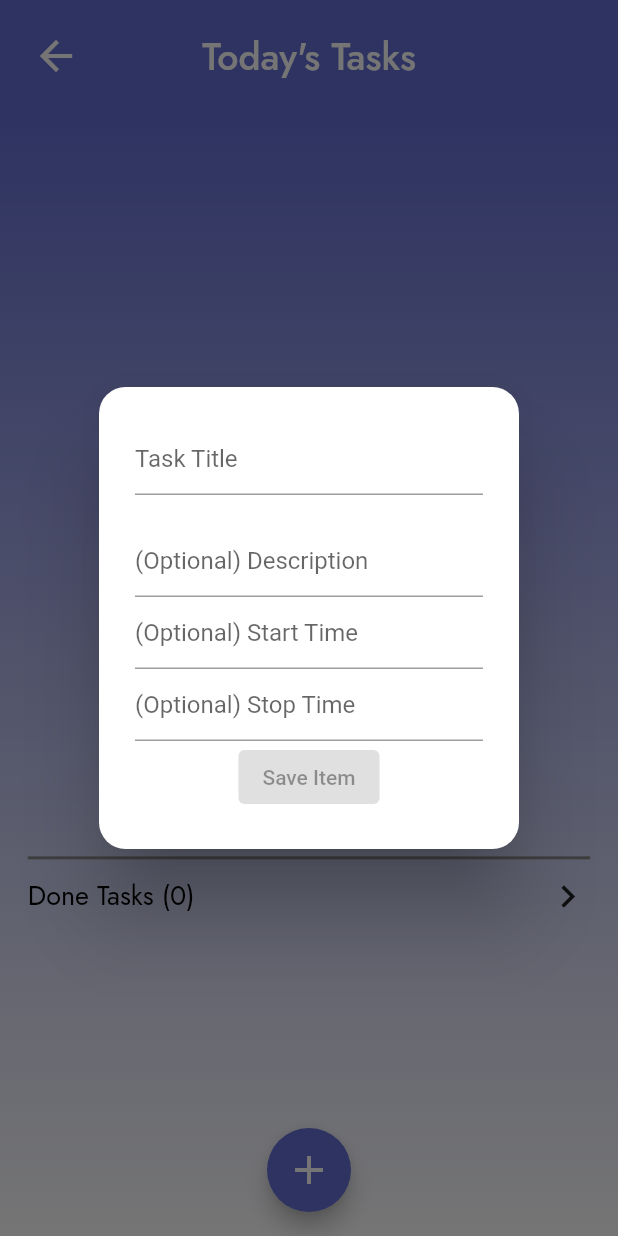
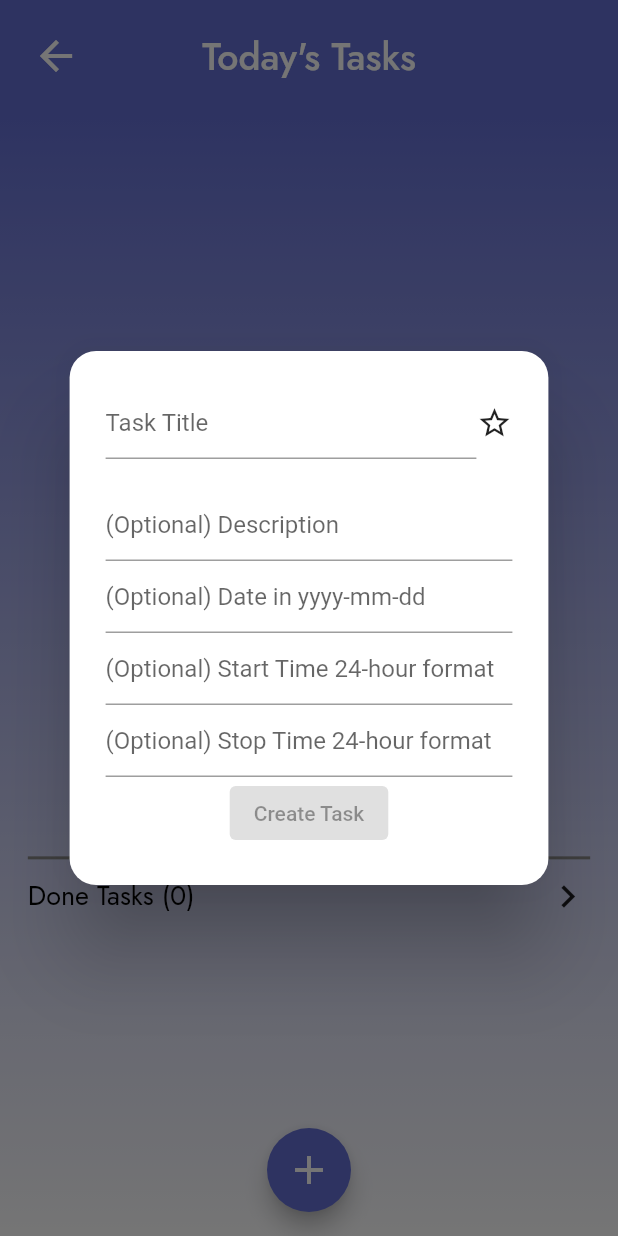
Before and after one commit to Emperor-One/Task_Management, a Flutter app: the TodaysTasks screen opened by its route, after a tap on the "add" icon, on a phone screen of 412 x 824 dp. Run offline on Flutter 3.47's test engine with Material 2 defaults, Android fonts, the phone set to English and light mode, and no system bars; our stand-ins replace bloc, equatable, flutter_bloc, flutter_local_notifications, go_router, sqflite and 1 more; accounts and stored records are empty.

Commit message:
notification, set tasks important

```diff
--- a/lib/bloc/task_event.dart
+++ b/lib/bloc/task_event.dart
@@ -24,10 +24,11 @@ class CreateTask extends TaskEvent {
 
 class UpdateTask extends TaskEvent {
   final Task task;
-  const UpdateTask({required this.task});
+  final bool isTimeUpdated;
+  const UpdateTask({required this.task, required this.isTimeUpdated});
 
   @override
-  List<Object> get props => [task];
+  List<Object> get props => [task, isTimeUpdated];
 }
 
 class DeleteTask extends TaskEvent {
--- a/lib/bloc/task_state.dart
+++ b/lib/bloc/task_state.dart
@@ -7,7 +7,17 @@ abstract class TaskState extends Equatable {
   List<Object> get props => [];
 }
 
-class TaskInitial extends TaskState {}
+class TaskInitial extends TaskState {
+  final NotificationService notificationService = NotificationService();
+
+  TaskInitial() {
+    initNot();
+  }
+
+  void initNot() async {
+    await notificationService.initNotification();
+  }
+}
 
 class TaskLoading extends TaskState {}
 
--- a/lib/data_providers/local_task_data_provider.dart
+++ b/lib/data_providers/local_task_data_provider.dart
@@ -13,8 +13,7 @@ class LocalTaskDataProvider {
       stopTime TEXT DEFAULT "",
       isDone INTEGER DEFAULT 0,
       isImportant INTEGER,
-      category TEXT DEFAULT "",
-      date TEXT
+      category TEXT DEFAULT ""
     )""");
 
     await database.execute("""CREATE TABLE IF NOT EXISTS subTasks(
--- a/lib/main.dart
+++ b/lib/main.dart
@@ -1,33 +1,44 @@
 import 'package:flutter/material.dart';
 import 'package:go_router/go_router.dart';
 import 'package:flutter_bloc/flutter_bloc.dart';
-import 'package:task_management/screens/home_screen.dart';
 
 import 'bloc/task_bloc.dart';
 import 'data_providers/local_task_data_provider.dart';
 import 'repositories/local_task_reposiotry.dart';
 import 'screens/todays_tasks.dart';
+import 'screens/home_screen.dart';
 import 'screens/widgets.dart';
 
 void main() {
   final LocalTaskRepository localTaskRepository =
       LocalTaskRepository(LocalTaskDataProvider());
+
   runApp(App(localTaskRepository: localTaskRepository));
 }
 
-class App extends StatelessWidget {
+class App extends StatefulWidget {
   final LocalTaskRepository localTaskRepository;
   const App({required this.localTaskRepository, super.key});
 
   @override
+  State<App> createState() => _AppState();
+}
+
+class _AppState extends State<App> {
+  @override
+  void initState() {
+    super.initState();
+  }
+
+  @override
   Widget build(BuildContext context) {
     return RepositoryProvider.value(
-      value: localTaskRepository,
+      value: widget.localTaskRepository,
       child: MultiBlocProvider(
         providers: [
           BlocProvider<TaskBloc>(
               create: (context) =>
-                  TaskBloc(localTaskRepository: localTaskRepository)
+                  TaskBloc(localTaskRepository: widget.localTaskRepository)
                     ..add(const TaskLoad()))
         ],
         child: MaterialApp.router(
--- a/lib/screens/widgets.dart
+++ b/lib/screens/widgets.dart
@@ -1,6 +1,5 @@
 import 'package:flutter/material.dart';
 import 'package:flutter_bloc/flutter_bloc.dart';
-import 'package:animated_splash_screen/animated_splash_screen.dart';
 import 'package:task_management/screens/home_screen.dart';
 
 import '../bloc/task_bloc.dart';
@@ -13,8 +12,10 @@ const Color secondaryTextColor = Color(0xFF888888);
 
 class ToDoWidget extends StatelessWidget {
   final Task task;
+  final double containerWidth;
 
-  const ToDoWidget({required this.task, super.key});
+  const ToDoWidget(
+      {required this.task, required this.containerWidth, super.key});
 
   @override
   Widget build(BuildContext context) {
@@ -34,50 +35,48 @@ class ToDoWidget extends StatelessWidget {
           children: [
             Padding(
               padding: const EdgeInsets.only(left: 18.0),
+              child: SizedBox(
+                width: containerWidth * 0.16,
                 child: Column(
                   mainAxisAlignment: MainAxisAlignment.center,
                   children: [
-                  // Text(
-                  //   "01/11/2023",
-                  //   style: Theme.of(context).textTheme.bodySmall,
-                  // ),
+                    Flexible(
+                      child: Text(
+                        Task.dateString(task.startTime),
+                        style: Theme.of(context).textTheme.bodySmall,
+                      ),
+                    ),
                     Text(
-                    task.startTime ?? "",
+                      Task.timeString(task.startTime),
                       style: Theme.of(context).textTheme.bodySmall,
                     ),
                     Text(
-                    task.stopTime ?? "",
+                      Task.timeString(task.stopTime),
                       style: Theme.of(context).textTheme.bodySmall,
                     ),
                   ],
                 ),
               ),
-            Builder(builder: (context) {
-              return Checkbox(
+            ),
+            Checkbox(
               value: task.isDone,
               onChanged: (value) {
                 task.isDone = !task.isDone;
                 if (task.isDone) {
+                  ScaffoldMessenger.of(context).clearSnackBars();
                   ScaffoldMessenger.of(context).showSnackBar(
-                      SnackBar(
+                    const SnackBar(
                       content: Text("Task marked done!"),
                       duration: Duration(seconds: 10),
-                        action: SnackBarAction(
-                          label: "Undo?",
-                          onPressed: () {
-                            context
-                                .read<TaskBloc>()
-                                .add(UpdateTask(task: task));
-                          },
-                        ),
                     ),
                   );
                 }
-                  context.read<TaskBloc>().add(UpdateTask(task: task));
+                context
+                    .read<TaskBloc>()
+                    .add(UpdateTask(task: task, isTimeUpdated: false));
               },
               shape: const CircleBorder(),
-              );
-            }),
+            ),
             SizedBox(
               width: 150,
               child: Column(
@@ -212,7 +211,7 @@ class ToDoList extends StatelessWidget {
                 onDismissed: (direction) {
                   context.read<TaskBloc>().add(DeleteTask(task: tasks[index]));
                 },
-                child: ToDoWidget(task: tasks[index]));
+                child: ToDoWidget(task: tasks[index], containerWidth: width));
           },
         ),
       ),
@@ -232,7 +231,9 @@ class _CreateTasksDialogState extends State<CreateTasksDialog> {
   final notes = TextEditingController();
   final startTime = TextEditingController();
   final stopTime = TextEditingController();
+  final date = TextEditingController();
   bool isTitleValid = false;
+  bool isImportantPressed = false;
 
   @override
   void dispose() {
@@ -245,8 +246,13 @@ class _CreateTasksDialogState extends State<CreateTasksDialog> {
 
   @override
   Widget build(BuildContext context) {
+    double dialogWidth = MediaQuery.of(context).size.width;
     return AlertDialog(
-      title: TextField(
+      title: Row(
+        children: [
+          SizedBox(
+            width: dialogWidth * 0.6,
+            child: TextField(
               controller: title,
               decoration: const InputDecoration(hintText: "Task Title"),
               onChanged: (value) {
@@ -254,6 +260,21 @@ class _CreateTasksDialogState extends State<CreateTasksDialog> {
                   isTitleValid = value.isNotEmpty;
                 });
               },
+            ),
+          ),
+          InkWell(
+              onTap: () {
+                setState(() {
+                  isImportantPressed = !isImportantPressed;
+                });
+              },
+              child: (isImportantPressed)
+                  ? Icon(
+                      Icons.star_outlined,
+                      color: Colors.amber,
+                    )
+                  : Icon(Icons.star_border))
+        ],
       ),
       shape: RoundedRectangleBorder(
         borderRadius: BorderRadius.circular(17.7),
@@ -267,30 +288,41 @@ class _CreateTasksDialogState extends State<CreateTasksDialog> {
                 const InputDecoration(hintText: "(Optional) Description"),
           ),
           TextField(
+            controller: date,
+            decoration: const InputDecoration(
+                hintText: "(Optional) Date in yyyy-mm-dd"),
+          ),
+          TextField(
             controller: startTime,
-            decoration:
-                const InputDecoration(hintText: "(Optional) Start Time"),
+            decoration: const InputDecoration(
+                hintText: "(Optional) Start Time 24-hour format"),
           ),
           TextField(
             controller: stopTime,
-            decoration: const InputDecoration(hintText: "(Optional) Stop Time"),
+            decoration: const InputDecoration(
+                hintText: "(Optional) Stop Time 24-hour format"),
           ),
           ElevatedButton(
               onPressed: (isTitleValid)
                   ? () {
+                      DateTime? startTimeDateTime =
+                          Task.toDateTime(startTime.text, date.text);
+                      DateTime? stopTimeDateTime =
+                          Task.toDateTime(stopTime.text, date.text);
                       Task newTask = Task(
                         title: title.text,
                         notes: notes.text,
-                          startTime: startTime.text,
-                          stopTime: stopTime.text,
+                        startTime: startTimeDateTime,
+                        stopTime: stopTimeDateTime,
                         isDone: false,
-                          isImportant: false,
-                          category: "Optional Category");
+                        isImportant: isImportantPressed,
+                        category: "Optional Category",
+                      );
                       context.read<TaskBloc>().add(CreateTask(task: newTask));
                       Navigator.pop(context);
                     }
                   : null,
-              child: const Text("Save Item"))
+              child: const Text("Create Task"))
         ],
       )),
     );
@@ -324,6 +356,12 @@ ThemeData appTheme = ThemeData(
       fontSize: 20,
       color: primaryTextColor,
     ),
+    labelSmall: TextStyle(
+        fontFamily: "Signika",
+        fontWeight: FontWeight.w300,
+        fontSize: 8,
+        color: secondaryTextColor,
+        overflow: TextOverflow.ellipsis),
     labelMedium: TextStyle(
       fontFamily: "Jost",
       fontSize: 18,
--- /dev/null
+++ b/lib/services/notification_service.dart
@@ -0,0 +1,47 @@
+import 'package:flutter_local_notifications/flutter_local_notifications.dart';
+import 'package:timezone/data/latest_all.dart' as tz;
+import 'package:timezone/timezone.dart' as tz;
+
+import '../models/models.dart';
+
+class NotificationService {
+  final FlutterLocalNotificationsPlugin flutterLocalNotificationsPlugin =
+      FlutterLocalNotificationsPlugin();
+
+  Future<void> initNotification() async {
+    tz.initializeTimeZones();
+    tz.setLocalLocation(tz.getLocation('Africa/Addis_Ababa'));
+
+    const AndroidInitializationSettings initializationSettingsAndroid =
+        AndroidInitializationSettings('@drawable/clock');
+
+    const InitializationSettings initializationSettings =
+        InitializationSettings(android: initializationSettingsAndroid);
+
+    await flutterLocalNotificationsPlugin.initialize(initializationSettings,
+        onDidReceiveNotificationResponse:
+            (NotificationResponse notificationResponse) async {
+      // final String? payload = notificationResponse.payload;
+      // if (notificationResponse.payload != null) {
+      //   debugPrint('notification payload: $payload');
+    });
+  }
+
+  Future<void> scheduleNotification(Task task) async {
+    await flutterLocalNotificationsPlugin.zonedSchedule(
+        task.id!,
+        "You have a task scheduled to begin soon: ${task.title}",
+        task.notes,
+        tz.TZDateTime.from(task.startTime!.subtract(const Duration(minutes: 10)), tz.local),
+        const NotificationDetails(
+          android: AndroidNotificationDetails(
+              'scheduled channel id', 'scheduled channel name',
+              channelDescription: 'scheduled channel description',
+              importance: Importance.max,
+              priority: Priority.high),
+        ),
+        androidScheduleMode: AndroidScheduleMode.exactAllowWhileIdle,
+        uiLocalNotificationDateInterpretation:
+            UILocalNotificationDateInterpretation.absoluteTime);
+  }
+}
--- a/pubspec.yaml
+++ b/pubspec.yaml
@@ -42,6 +42,7 @@ dependencies:
   bloc: ^8.1.2
   equatable: ^2.0.5
   animated_splash_screen: ^1.3.0
+  flutter_local_notifications: ^14.1.1
 
 dev_dependencies:
   flutter_test:
@@ -53,8 +54,6 @@ dev_dependencies:
   # package. See that file for information about deactivating specific lint
   # rules and activating additional ones.
   flutter_lints: ^2.0.0
-  bloc_test: ^9.1.3
-  test: ^1.24.1
 
 # For information on the generic Dart part of this file, see the
 # following page: https://dart.dev/tools/pub/pubspec
```
Also changed, not shown: lib/bloc/task_bloc.dart (+11 -6 lines), lib/models/task.dart (+56 -13 lines), lib/screens/home_screen.dart (+11 -5 lines), assets/images/task_manager.png (renamed from assets/images/taskManager.png), pubspec.lock, 5 other files. Lines whose indentation alone changed are shown as unchanged.
